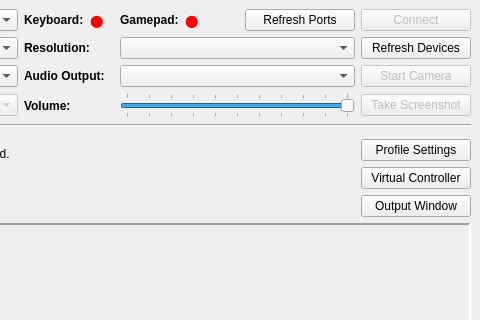
Above: mainwindow.ui from brianuuu/AutoController2 before the change; both pictures show x 320 to 800 and y 0 to 320 of the 800 by 586 pixel window. Below: the same form after it.
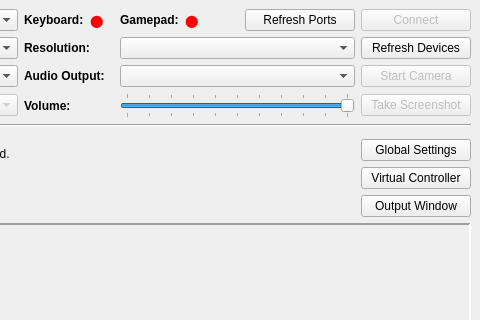
That is the form after the change.

Commit message: Renamed Profile Settings to Global Settings

```diff
--- a/mainwindow.ui
+++ b/mainwindow.ui
@@ -663,7 +663,7 @@
                </size>
               </property>
               <property name="text">
-               <string>Profile Settings</string>
+               <string>Global Settings</string>
               </property>
              </widget>
             </item>
```
The commit also changes 1 other file.
